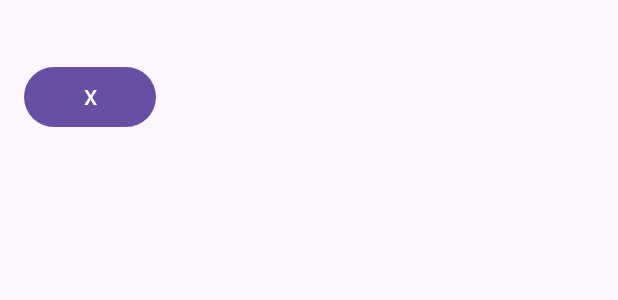
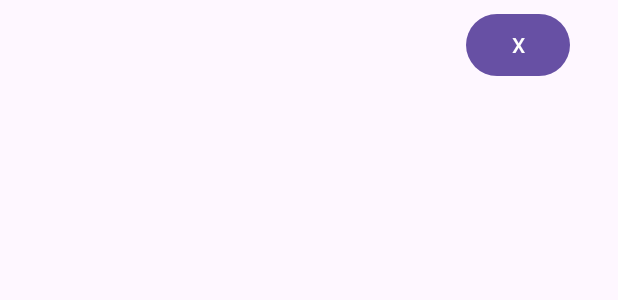
Before and after one commit to ydj1215/Android_Client, an Android app: the layout memo_item.xml on its own in the app's theme, with its tools: preview values and no code run, on a phone screen of 412 x 824 dp. Shown: the top 300 px of the screen. Run offline under Robolectric (Android 15) with nearby library versions, the phone set to English and light mode, and no system bars.

Commit message:
240509 1103 ydj

```diff
--- a/app/build.gradle
+++ b/app/build.gradle
@@ -53,7 +53,4 @@ dependencies {
     // lombok
     implementation 'org.projectlombok:lombok:1.18.20'
     annotationProcessor 'org.projectlombok:lombok:1.18.20'
-
-    // SLF4J
-    implementation 'org.slf4j:slf4j-api:1.7.36'
 }
--- a/app/src/main/java/com/example/android_client/adapter/MemosAdapter.java
+++ b/app/src/main/java/com/example/android_client/adapter/MemosAdapter.java
@@ -38,7 +38,7 @@ public class MemosAdapter extends RecyclerView.Adapter<MemosAdapter.ViewHolder>
     @Override
     public void onBindViewHolder(@NonNull ViewHolder holder, int position) {
         Memo memo = memoList.get(position);
-        holder.memoText.setText(memo.getMemo());
+        holder.memoText.setText(memo.getContent());
 
         holder.deleteButton.setOnClickListener(new View.OnClickListener() {
             @Override
--- a/app/src/main/java/com/example/android_client/model/Memo.java
+++ b/app/src/main/java/com/example/android_client/model/Memo.java
@@ -6,6 +6,5 @@ import lombok.Setter;
 @Setter
 @Getter
 public class Memo {
-    private int id;
-    private String memo;
+    private String content;
 }
--- a/app/src/main/java/com/example/android_client/view/MainActivity.java
+++ b/app/src/main/java/com/example/android_client/view/MainActivity.java
@@ -17,12 +17,12 @@ import com.example.android_client.adapter.MemosAdapter;
 import java.util.ArrayList;
 import java.util.List;
 
-import lombok.extern.slf4j.Slf4j;
 import retrofit2.Call;
 import retrofit2.Callback;
 import retrofit2.Response;
+import android.util.Log;
+import com.google.gson.Gson;
 
-@Slf4j
 public class MainActivity extends AppCompatActivity {
     private ApiService apiService;
     private RecyclerView recyclerView;
@@ -71,8 +71,12 @@ public class MainActivity extends AppCompatActivity {
         apiService.getMemos().enqueue(new Callback<List<Memo>>() { // ApiService를 사용하여 서버로부터 메모 목록을 비동기적으로 불러온다.
             @Override
             public void onResponse(Call<List<Memo>> call, Response<List<Memo>> response) {
+                Gson gson = new Gson();
+
                 if (response.isSuccessful()) { // 응답 성공 시, 받아온 메모 목록으로 RecyclerView의 데이터를 갱신한다.
                     List<Memo> memos = response.body(); // 서버로부터 받은 메모 목록
+                    Log.e("ydj", gson.toJson(memos)); // 로깅
+
                     memoList.clear(); // 기존 목록을 지우고
                     memoList.addAll(memos); // 새로운 목록을 추가한다.
                     adapter.notifyDataSetChanged(); // 어댑터에 데이터가 변경되었음을 알린다.
--- a/app/src/main/res/layout/memo_item.xml
+++ b/app/src/main/res/layout/memo_item.xml
@@ -1,22 +1,32 @@
 <?xml version="1.0" encoding="utf-8"?>
-<LinearLayout
+<androidx.constraintlayout.widget.ConstraintLayout
     xmlns:android="http://schemas.android.com/apk/res/android"
+    xmlns:app="http://schemas.android.com/apk/res-auto"
+    xmlns:tools="http://schemas.android.com/tools"
     android:layout_width="match_parent"
     android:layout_height="wrap_content"
-    android:orientation="vertical"
-    android:padding="16dp">
+    android:padding="5dp">
 
     <TextView
         android:id="@+id/memoText"
-        android:layout_width="match_parent"
-        android:layout_height="wrap_content"
-        android:textSize="18sp"/>
+        android:layout_width="252dp"
+        android:layout_height="41dp"
+        android:textSize="15sp"
+        app:layout_constraintBottom_toBottomOf="parent"
+        app:layout_constraintEnd_toStartOf="@+id/deleteButton"
+        app:layout_constraintStart_toStartOf="parent"
+        app:layout_constraintTop_toTopOf="parent"
+        app:layout_constraintWidth_default="percent"
+        app:layout_constraintWidth_percent="0.75" />
 
     <Button
         android:id="@+id/deleteButton"
-        android:layout_width="wrap_content"
-        android:layout_height="wrap_content"
-        android:layout_alignParentEnd="true"
-        android:text="X" />
+        android:layout_width="69dp"
+        android:layout_height="49dp"
+        android:text="@string/Delete_Button_Text"
+        app:layout_constraintBottom_toBottomOf="@+id/memoText"
+        app:layout_constraintEnd_toEndOf="parent"
+        app:layout_constraintStart_toEndOf="@+id/memoText"
+        app:layout_constraintTop_toTopOf="@+id/memoText" />
 
-</LinearLayout>
+</androidx.constraintlayout.widget.ConstraintLayout>
--- a/app/src/main/res/values/strings.xml
+++ b/app/src/main/res/values/strings.xml
@@ -2,4 +2,5 @@
     <string name="app_name">ANDROID_CLIENT</string>
     <string name="save_memo">Save Memo</string>
     <string name="enter_your_memo_here">Enter your memo here</string>
+    <string name="Delete_Button_Text">X</string>
 </resources>
```
